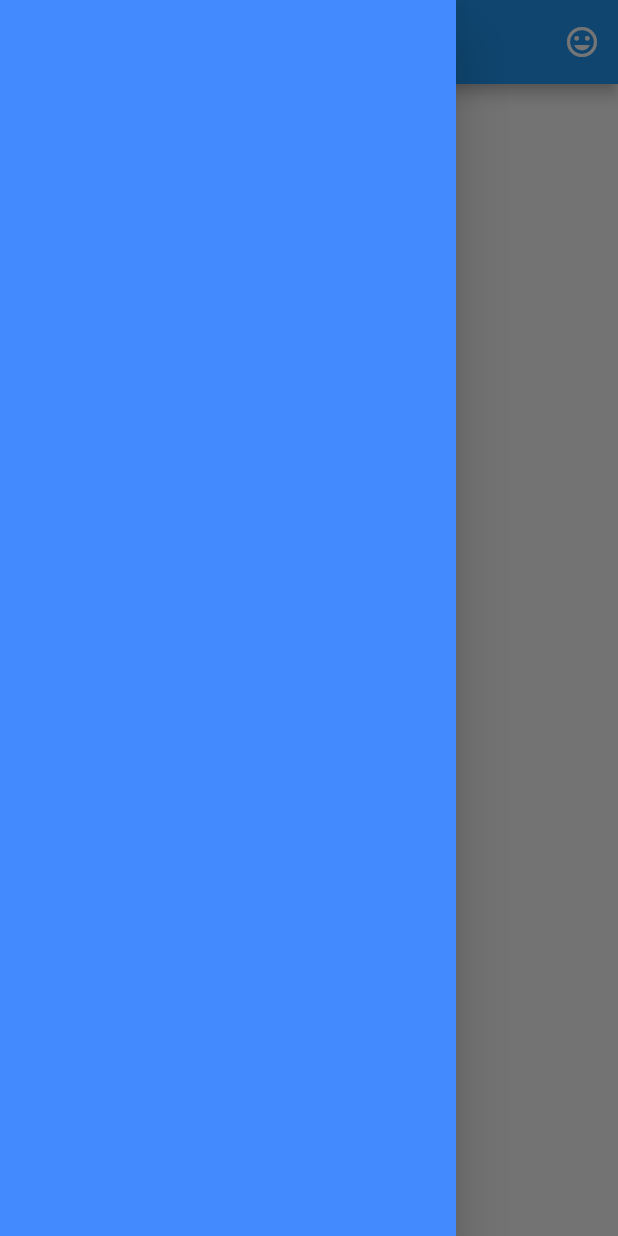
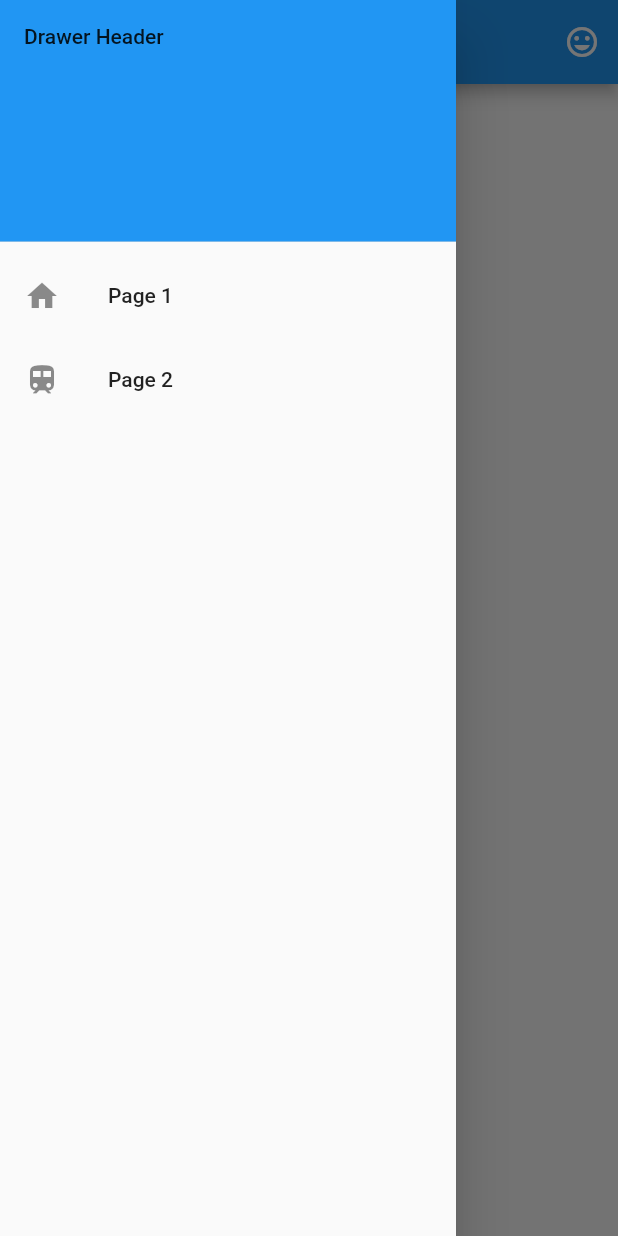
Before and after one commit to GendryC/cm, a Flutter app: the screen it shows after launch, with the side drawer open, on a phone screen of 412 x 824 dp. Run offline on Flutter 3.47's test engine with Material 2 defaults, Android fonts, the phone set to English and light mode, and no system bars.

Commit message:
Agregandole cositas al drawer xd

```diff
--- a/lib/pages/Home_Page.dart
+++ b/lib/pages/Home_Page.dart
@@ -18,8 +18,38 @@ class _HomePageState extends State<HomePage> {
         )
       ]),
       drawer: Drawer(
-        backgroundColor: Colors.blueAccent,
+      child: ListView(
+        // Important: Remove any padding from the ListView.
+        padding: EdgeInsets.zero,
+        children: [
+          const DrawerHeader(
+            decoration: BoxDecoration(
+              color: Colors.blue,
+            ),
+            child: Text('Drawer Header'),
+          ),
+          ListTile(
+            leading: Icon(
+              Icons.home,
+            ),
+            title: const Text('Page 1'),
+            onTap: () {
+              Navigator.pop(context);
+            },
+          ),
+          ListTile(
+            leading: Icon(
+              Icons.train,
+            ),
+            title: const Text('Page 2'),
+            onTap: () {
+              Navigator.pop(context);
+            },
+          ),
+        ],
       ),
+    ),
     );
-  }
+
 }
+}
```
